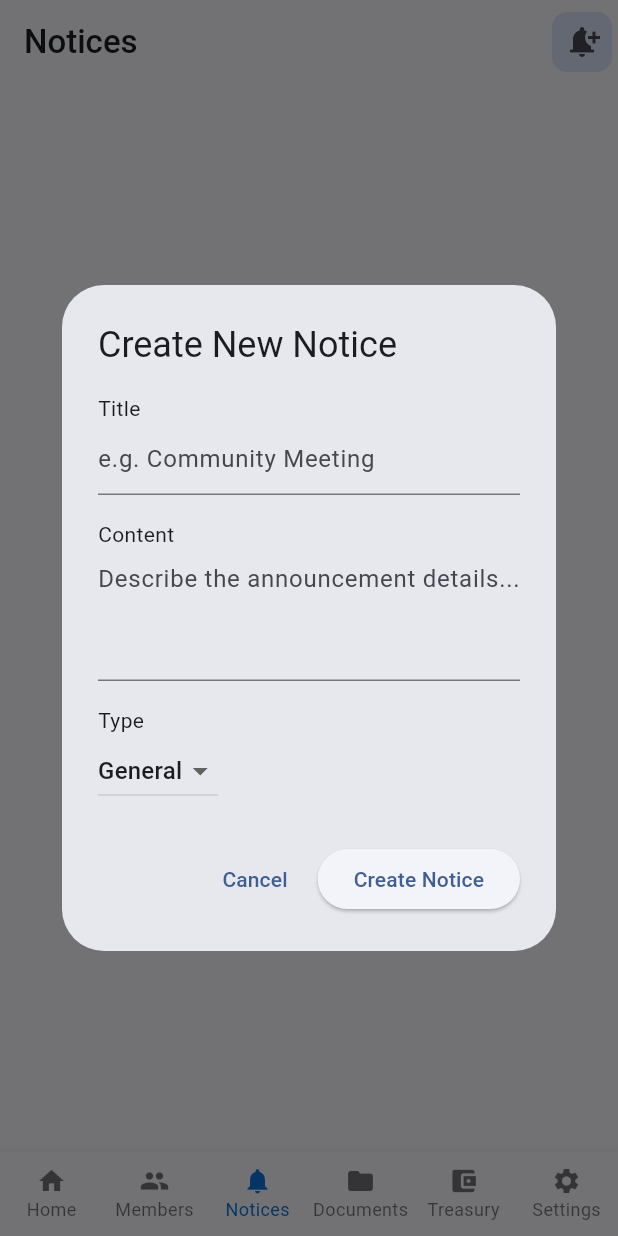
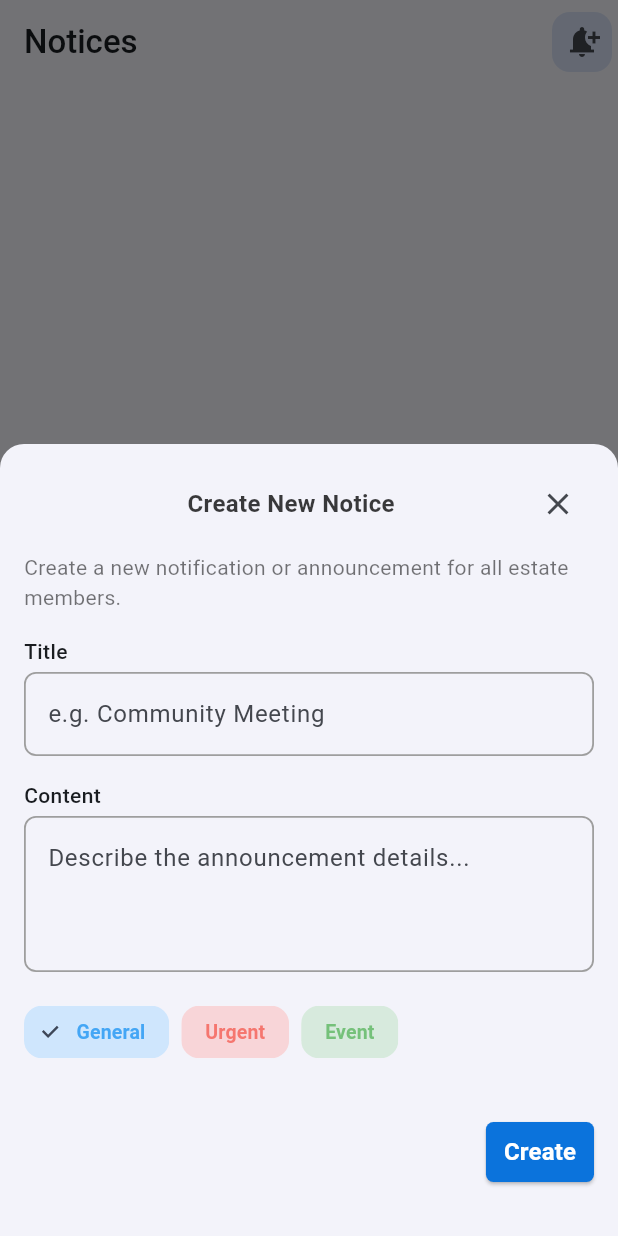
Before and after one commit to lonepeakie/lonepeak, a Flutter app: the EstateHomeScreen screen opened by its route, item 3 of the bottom bar chosen, after a tap on the "notification add" icon, on a phone screen of 412 x 824 dp. Run offline on Flutter 3.47's test engine with Material 3 defaults, Android fonts, the light colour scheme and no system bars; our stand-ins replace cloud_firestore, firebase_auth, firebase_core, flutter_riverpod, flutter_svg, go_router and 2 more; accounts and stored records are empty.

Commit message:
notice screen improvements

```diff
--- a/lib/domain/models/notice.dart
+++ b/lib/domain/models/notice.dart
@@ -56,11 +56,6 @@
     }
   }
 
-  @override
-  String toString() {
-    return name;
-  }
-
   final String name;
 
   const NoticeType(this.name);
--- a/lib/main.dart
+++ b/lib/main.dart
@@ -3,7 +3,7 @@
 import 'package:flutter_riverpod/flutter_riverpod.dart';
 import 'package:lonepeak/firebase_options.dart' show DefaultFirebaseOptions;
 import 'package:lonepeak/router/router.dart';
-import 'package:lonepeak/ui/core/themes/colors.dart';
+import 'package:lonepeak/ui/core/themes/themes.dart';
 
 void main() async {
   WidgetsFlutterBinding.ensureInitialized();
--- a/lib/ui/core/themes/colors.dart
+++ /dev/null
@@ -1,5 +0,0 @@
-import 'package:flutter/material.dart';
-
-abstract final class AppColors {
-  static const Color blue = Color(0xFF0B73DC);
-}
--- /dev/null
+++ b/lib/ui/core/themes/themes.dart
@@ -0,0 +1,45 @@
+import 'package:flutter/material.dart';
+
+abstract final class AppColors {
+  static const Color blue = Color(0xFF0B73DC);
+  static const Color black = Color.fromARGB(196, 0, 0, 0);
+}
+
+abstract final class AppThemes {
+  static ThemeData get light => ThemeData(
+    useMaterial3: true,
+    colorScheme: ColorScheme.fromSeed(
+      seedColor: AppColors.blue,
+      primary: AppColors.blue,
+      secondary: Colors.grey,
+      brightness: Brightness.light,
+    ),
+  );
+
+  static ThemeData get dark => ThemeData(
+    useMaterial3: true,
+    colorScheme: ColorScheme.fromSeed(
+      seedColor: AppColors.blue,
+      primary: AppColors.blue,
+      secondary: Colors.grey,
+      brightness: Brightness.dark,
+    ),
+  );
+}
+
+abstract final class AppStyles {
+  static const TextStyle titleText = TextStyle(
+    fontSize: 16,
+    fontWeight: FontWeight.bold,
+    color: AppColors.black,
+  );
+  static const TextStyle subtitleText = TextStyle(
+    fontSize: 14,
+    color: Colors.black54,
+  );
+
+  static const TextStyle formLabelText = TextStyle(
+    fontSize: 14,
+    color: Colors.black,
+  );
+}
--- /dev/null
+++ b/lib/ui/core/widgets/app_buttons.dart
@@ -0,0 +1,76 @@
+import 'package:flutter/material.dart';
+import 'package:lonepeak/ui/core/themes/themes.dart';
+
+class AppElevatedButton extends StatelessWidget {
+  final VoidCallback onPressed;
+  final String buttonText;
+  final EdgeInsetsGeometry? padding;
+
+  const AppElevatedButton({
+    super.key,
+    required this.onPressed,
+    required this.buttonText,
+    this.padding,
+  });
+
+  @override
+  Widget build(BuildContext context) {
+    final effectivePadding =
+        padding ?? const EdgeInsets.symmetric(vertical: 12, horizontal: 20);
+    return ElevatedButton(
+      style: ElevatedButton.styleFrom(
+        foregroundColor: Colors.white,
+        backgroundColor: AppColors.blue,
+        side: BorderSide.none,
+        padding: effectivePadding,
+        shape: RoundedRectangleBorder(borderRadius: BorderRadius.circular(5)),
+      ),
+      onPressed: onPressed,
+      child: Text(
+        buttonText,
+        style: TextStyle(
+          fontSize: 16,
+          fontWeight: FontWeight.bold,
+          color: Colors.white,
+        ),
+      ),
+    );
+  }
+}
+
+class AppElevatedAccentButton extends StatelessWidget {
+  final VoidCallback onPressed;
+  final String buttonText;
+  final EdgeInsetsGeometry? padding;
+
+  const AppElevatedAccentButton({
+    super.key,
+    required this.onPressed,
+    required this.buttonText,
+    this.padding,
+  });
+
+  @override
+  Widget build(BuildContext context) {
+    final effectivePadding =
+        padding ?? const EdgeInsets.symmetric(vertical: 12, horizontal: 20);
+    return ElevatedButton(
+      style: ElevatedButton.styleFrom(
+        foregroundColor: AppColors.blue,
+        backgroundColor: Colors.white,
+        side: BorderSide(color: AppColors.blue),
+        padding: effectivePadding,
+        shape: RoundedRectangleBorder(borderRadius: BorderRadius.circular(5)),
+      ),
+      onPressed: onPressed,
+      child: Text(
+        buttonText,
+        style: TextStyle(
+          fontSize: 16,
+          fontWeight: FontWeight.bold,
+          color: AppColors.blue,
+        ),
+      ),
+    );
+  }
+}
--- /dev/null
+++ b/lib/ui/core/widgets/app_inputs.dart
@@ -0,0 +1,70 @@
+import 'package:flutter/material.dart';
+import 'package:lonepeak/ui/core/themes/themes.dart';
+
+class AppTextInput extends StatefulWidget {
+  final TextEditingController controller;
+  final String labelText;
+  final String hintText;
+  final int? maxLines;
+  final bool required;
+  final String? errorText;
+
+  const AppTextInput({
+    super.key,
+    required this.controller,
+    required this.labelText,
+    required this.hintText,
+    this.maxLines,
+    this.required = false,
+    this.errorText,
+  });
+
+  @override
+  State<AppTextInput> createState() => _AppTextInputState();
+}
+
+class _AppTextInputState extends State<AppTextInput> {
+  @override
+  Widget build(BuildContext context) {
+    return Column(
+      crossAxisAlignment: CrossAxisAlignment.start,
+      mainAxisSize: MainAxisSize.min,
+      children: [
+        Text(
+          widget.labelText,
+          style: TextStyle(fontWeight: FontWeight.w500, fontSize: 14),
+        ),
+        const SizedBox(height: 4),
+        TextFormField(
+          controller: widget.controller,
+          maxLines: widget.maxLines,
+          validator: (value) {
+            if (widget.required && (value == null || value.trim().isEmpty)) {
+              return widget.errorText ?? 'This field is required';
+            }
+            return null;
+          },
+          decoration: InputDecoration(
+            hintText: widget.hintText,
+            enabledBorder: OutlineInputBorder(
+              borderRadius: BorderRadius.circular(8.0),
+              borderSide: const BorderSide(color: Colors.grey, width: 1.2),
+            ),
+            focusedBorder: OutlineInputBorder(
+              borderRadius: BorderRadius.circular(8.0),
+              borderSide: const BorderSide(color: AppColors.blue, width: 2.0),
+            ),
+            errorBorder: OutlineInputBorder(
+              borderRadius: BorderRadius.circular(8.0),
+              borderSide: const BorderSide(color: Colors.red, width: 1.2),
+            ),
+            focusedErrorBorder: OutlineInputBorder(
+              borderRadius: BorderRadius.circular(8.0),
+              borderSide: const BorderSide(color: Colors.red, width: 2.0),
+            ),
+          ),
+        ),
+      ],
+    );
+  }
+}
--- a/lib/ui/core/widgets/appbar_action_button.dart
+++ b/lib/ui/core/widgets/appbar_action_button.dart
@@ -16,7 +16,7 @@
       icon: Icon(icon),
       onPressed: onPressed,
       style: IconButton.styleFrom(
-        shape: RoundedRectangleBorder(borderRadius: BorderRadius.circular(10)),
+        shape: RoundedRectangleBorder(borderRadius: BorderRadius.circular(12)),
       ),
     );
   }
--- a/lib/ui/estate_home/widgets/estate_home_screen.dart
+++ b/lib/ui/estate_home/widgets/estate_home_screen.dart
@@ -1,6 +1,6 @@
 import 'package:flutter/material.dart';
 import 'package:flutter_riverpod/flutter_riverpod.dart';
-import 'package:lonepeak/ui/core/themes/colors.dart';
+import 'package:lonepeak/ui/core/themes/themes.dart';
 import 'package:lonepeak/ui/estate_dashboard/widgets/estate_dashboard_screen.dart';
 import 'package:lonepeak/ui/estate_home/view_models/estate_home_viewmodel.dart';
 import 'package:lonepeak/ui/estate_members/widgets/estate_members_screen.dart';
--- a/lib/ui/estate_notices/widgets/estate_notices_screen.dart
+++ b/lib/ui/estate_notices/widgets/estate_notices_screen.dart
@@ -1,10 +1,14 @@
 import 'package:flutter/material.dart';
 import 'package:flutter_riverpod/flutter_riverpod.dart';
 import 'package:lonepeak/domain/models/notice.dart';
+import 'package:lonepeak/ui/core/themes/themes.dart';
+import 'package:lonepeak/ui/core/widgets/app_buttons.dart';
+import 'package:lonepeak/ui/core/widgets/app_inputs.dart';
 import 'package:lonepeak/ui/core/widgets/appbar_action_button.dart';
 import 'package:lonepeak/ui/core/widgets/appbar_title.dart';
 import 'package:lonepeak/ui/estate_notices/view_models/estate_notices_viewmodel.dart';
 import 'package:lonepeak/ui/estate_notices/widgets/notice_card.dart';
+import 'package:lonepeak/ui/estate_notices/widgets/notice_color.dart';
 import 'package:lonepeak/utils/ui_state.dart';
 
 class EstateNoticesScreen extends ConsumerStatefulWidget {
@@ -36,7 +40,7 @@
           // AppbarActionButton(icon: Icons.filter_alt_outlined, onPressed: () {}),
           AppbarActionButton(
             icon: Icons.notification_add,
-            onPressed: () => _showCreateNoticeDialog(context),
+            onPressed: () => _showCreateNoticeBottomSheet(context),
           ),
         ],
       ),
@@ -57,81 +61,147 @@
     );
   }
 
-  void _showCreateNoticeDialog(BuildContext context) {
+  void _showCreateNoticeBottomSheet(BuildContext context) {
     final titleController = TextEditingController();
     final contentController = TextEditingController();
     NoticeType selectedType = NoticeType.general;
+    final _formKey = GlobalKey<FormState>();
 
-    showDialog(
+    showModalBottomSheet(
       context: context,
+      isScrollControlled: true,
+      shape: const RoundedRectangleBorder(
+        borderRadius: BorderRadius.vertical(top: Radius.circular(16)),
+      ),
       builder: (context) {
-        return SizedBox(
-          width: MediaQuery.of(context).size.width * 1,
-          child: AlertDialog(
-            title: const Text('Create New Notice'),
-            content: SingleChildScrollView(
+        return StatefulBuilder(
+          builder: (context, setState) {
+            return Padding(
+              padding: EdgeInsets.only(
+                left: 16,
+                right: 16,
+                top: 16,
+                bottom: MediaQuery.of(context).viewInsets.bottom + 16,
+              ),
+              child: SingleChildScrollView(
+                child: Form(
+                  key: _formKey,
                   child: Column(
                     crossAxisAlignment: CrossAxisAlignment.start,
+                    mainAxisSize: MainAxisSize.min,
                     children: [
-                  const Text('Title'),
-                  TextField(
-                    controller: titleController,
-                    decoration: const InputDecoration(
-                      hintText: 'e.g. Community Meeting',
+                      Row(
+                        mainAxisAlignment: MainAxisAlignment.spaceBetween,
+                        children: [
+                          const SizedBox(
+                            width: 24,
+                          ), // Placeholder for alignment
+                          const Text(
+                            'Create New Notice',
+                            style: AppStyles.titleText,
+                          ),
+                          IconButton(
+                            icon: const Icon(Icons.close),
+                            onPressed: () => Navigator.of(context).pop(),
+                          ),
+                        ],
+                      ),
+                      const SizedBox(height: 8),
+                      Center(
+                        child: const Text(
+                          'Create a new notification or announcement for all estate members.',
+                          style: AppStyles.subtitleText,
                         ),
                       ),
                       const SizedBox(height: 16),
-                  const Text('Content'),
-                  TextField(
+                      AppTextInput(
+                        controller: titleController,
+                        labelText: 'Title',
+                        hintText: 'e.g. Community Meeting',
+                        required: true,
+                        errorText: 'Title is required',
+                      ),
+                      const SizedBox(height: 16),
+                      AppTextInput(
                         controller: contentController,
+                        labelText: 'Content',
                         maxLines: 3,
-                    decoration: const InputDecoration(
                         hintText: 'Describe the announcement details...',
+                        required: true,
+                        errorText: 'Message is required',
+                      ),
+                      const SizedBox(height: 16),
+                      Wrap(
+                        spacing: 8.0,
+                        children:
+                            NoticeType.values.map((type) {
+                              final chipColor = NoticeTypeUI.getCategoryColor(
+                                type,
+                              );
+                              final chipLabel =
+                                  type.name[0].toUpperCase() +
+                                  type.name.substring(1);
+                              return ChoiceChip(
+                                label: Text(
+                                  chipLabel,
+                                  style: TextStyle(
+                                    color: chipColor,
+                                    fontSize: 13,
+                                    fontWeight: FontWeight.bold,
                                   ),
                                 ),
-                  const SizedBox(height: 16),
-                  const Text('Type'),
-                  DropdownButton<NoticeType>(
-                    value: selectedType,
-                    onChanged: (value) {
-                      if (value != null) {
-                        selectedType = value;
+                                selected: selectedType == type,
+                                backgroundColor: chipColor.withAlpha(50),
+                                selectedColor: chipColor.withAlpha(50),
+                                side: BorderSide.none,
+                                shape: RoundedRectangleBorder(
+                                  borderRadius: BorderRadius.circular(12.0),
+                                ),
+                                onSelected: (isSelected) {
+                                  if (isSelected) {
+                                    setState(() {
+                                      selectedType = type;
+                                    });
                                   }
                                 },
-                    items:
-                        NoticeType.values.map((type) {
-                          return DropdownMenuItem(
-                            value: type,
-                            child: Text(
-                              '${type.name[0].toUpperCase()}${type.name.substring(1)}',
-                            ),
                               );
                             }).toList(),
                       ),
-                ],
-              ),
-            ),
-            actions: [
-              TextButton(
-                onPressed: () => Navigator.of(context).pop(),
-                child: const Text('Cancel'),
-              ),
-              ElevatedButton(
+                      const SizedBox(height: 32),
+                      Row(
+                        mainAxisAlignment: MainAxisAlignment.end,
+                        children: [
+                          AppElevatedButton(
                             onPressed: () {
+                              if (_formKey.currentState!.validate()) {
                                 final newNotice = Notice(
                                   title: titleController.text,
                                   message: contentController.text,
                                   type: selectedType,
                                 );
-                  ref
-                      .read(estateNoticesViewModelProvider.notifier)
-                      .addNotice(newNotice);
+                                final notifier = ref.read(
+                                  estateNoticesViewModelProvider.notifier,
+                                );
+                                notifier.addNotice(newNotice);
+                                notifier.getNotices();
                                 Navigator.of(context).pop();
+                              }
                             },
-                child: const Text('Create Notice'),
+                            padding: const EdgeInsets.symmetric(
+                              vertical: 8,
+                              horizontal: 12,
+                            ),
+                            buttonText: 'Create',
                           ),
                         ],
                       ),
+                      const SizedBox(height: 16),
+                    ],
+                  ),
+                ),
+              ),
+            );
+          },
         );
       },
     );
--- a/lib/ui/estate_notices/widgets/notice_card.dart
+++ b/lib/ui/estate_notices/widgets/notice_card.dart
@@ -1,7 +1,9 @@
 import 'package:flutter/material.dart';
 import 'package:intl/intl.dart';
 import 'package:lonepeak/domain/models/notice.dart';
+import 'package:lonepeak/ui/core/themes/themes.dart';
 import 'package:lonepeak/ui/core/widgets/app_chip.dart';
+import 'package:lonepeak/ui/estate_notices/widgets/notice_color.dart';
 
 class NoticeCard extends StatelessWidget {
   const NoticeCard({super.key, required this.notice});
@@ -10,8 +12,8 @@
 
   @override
   Widget build(BuildContext context) {
-    final IconData categoryIcon = _getCategoryIcon(notice.type);
-    final Color categoryColor = _getCategoryColor(notice.type);
+    final IconData categoryIcon = NoticeTypeUI.getCategoryIcon(notice.type);
+    final Color categoryColor = NoticeTypeUI.getCategoryColor(notice.type);
     final String formattedDate =
         notice.metadata?.createdAt != null
             ? DateFormat(
@@ -32,42 +34,41 @@
               children: [
                 Icon(categoryIcon, color: categoryColor, size: 22),
                 const SizedBox(width: 8),
-                Text(
-                  notice.title,
-                  style: TextStyle(
-                    fontSize: 16,
-                    fontWeight: FontWeight.bold,
-                    color: Colors.black87.withAlpha(200),
-                  ),
-                ),
+                Text(notice.title, style: AppStyles.titleText),
                 const Spacer(),
                 AppChip(
-                  text:
-                      '${notice.type.name[0].toUpperCase()}${notice.type.name.substring(1)}',
+                  chipData: AppChipData(
+                    label:
+                        notice.type.name[0].toUpperCase() +
+                        notice.type.name.substring(1),
                     color: categoryColor,
+                  ),
                 ),
               ],
             ),
             const SizedBox(height: 8),
-            Text(
-              notice.message,
-              style: const TextStyle(fontSize: 14, color: Colors.black54),
-            ),
-            const SizedBox(height: 8),
+            Text(notice.message, style: AppStyles.subtitleText),
+            const SizedBox(height: 24),
+            Row(
+              children: [
                 Text(
                   'Posted on $formattedDate',
                   style: const TextStyle(fontSize: 12, color: Colors.grey),
                 ),
-            const SizedBox(height: 8),
+                const Spacer(),
                 Row(
                   children: [
                     IconButton(
                       icon: const Icon(Icons.thumb_up_alt_outlined),
+                      iconSize: 20,
                       onPressed: () {},
                     ),
                     IconButton(
                       icon: const Icon(Icons.comment_outlined),
+                      iconSize: 20,
                       onPressed: () {},
+                    ),
+                  ],
                 ),
               ],
             ),
@@ -76,26 +77,4 @@
       ),
     );
   }
-
-  IconData _getCategoryIcon(NoticeType type) {
-    switch (type) {
-      case NoticeType.urgent:
-        return Icons.warning_amber_outlined;
-      case NoticeType.general:
-        return Icons.info_outline;
-      case NoticeType.event:
-        return Icons.group_outlined;
 }
-  }
-
-  Color _getCategoryColor(NoticeType type) {
-    switch (type) {
-      case NoticeType.urgent:
-        return Colors.red.withValues(alpha: 0.65);
-      case NoticeType.general:
-        return Colors.blue.withValues(alpha: 0.8);
-      case NoticeType.event:
-        return Colors.green.withValues(alpha: 0.7);
-    }
-  }
-}
--- /dev/null
+++ b/lib/ui/estate_notices/widgets/notice_color.dart
@@ -0,0 +1,26 @@
+import 'package:flutter/material.dart';
+import 'package:lonepeak/domain/models/notice.dart';
+
+abstract class NoticeTypeUI {
+  static Color getCategoryColor(NoticeType type) {
+    switch (type) {
+      case NoticeType.urgent:
+        return Colors.red.withValues(alpha: 0.65);
+      case NoticeType.general:
+        return Colors.blue.withValues(alpha: 0.8);
+      case NoticeType.event:
+        return Colors.green.withValues(alpha: 0.7);
+    }
+  }
+
+  static IconData getCategoryIcon(NoticeType type) {
+    switch (type) {
+      case NoticeType.urgent:
+        return Icons.warning_amber_outlined;
+      case NoticeType.general:
+        return Icons.info_outline;
+      case NoticeType.event:
+        return Icons.group_outlined;
+    }
+  }
+}
--- a/lib/ui/estate_select/widgets/estate_select_screen.dart
+++ b/lib/ui/estate_select/widgets/estate_select_screen.dart
@@ -3,7 +3,7 @@
 import 'package:go_router/go_router.dart';
 import 'package:lonepeak/providers/auth_state_provider.dart';
 import 'package:lonepeak/router/routes.dart';
-import 'package:lonepeak/ui/core/themes/colors.dart';
+import 'package:lonepeak/ui/core/themes/themes.dart';
 import 'package:lonepeak/ui/estate_select/view_models/estate_select_viewmodel.dart';
 
 class EstateSelectScreen extends ConsumerWidget {
--- a/lib/ui/login/widgets/login_screen.dart
+++ b/lib/ui/login/widgets/login_screen.dart
@@ -1,5 +1,5 @@
 import 'package:flutter/material.dart';
-import 'package:lonepeak/ui/core/themes/colors.dart';
+import 'package:lonepeak/ui/core/themes/themes.dart';
 import 'package:lonepeak/ui/login/widgets/google_sigin_button.dart';
 
 class LoginScreen extends StatefulWidget {
--- a/lib/ui/welcome/widgets/welcome_screen.dart
+++ b/lib/ui/welcome/widgets/welcome_screen.dart
@@ -1,7 +1,7 @@
 import 'package:flutter/material.dart';
 import 'package:go_router/go_router.dart';
 import 'package:lonepeak/router/routes.dart';
-import 'package:lonepeak/ui/core/themes/colors.dart';
+import 'package:lonepeak/ui/core/themes/themes.dart';
 
 class WelcomeScreen extends StatelessWidget {
   const WelcomeScreen({super.key});
```
Also changed, not shown: lib/ui/core/widgets/app_chip.dart (+61 -16 lines). Lines whose indentation alone changed are shown as unchanged.
